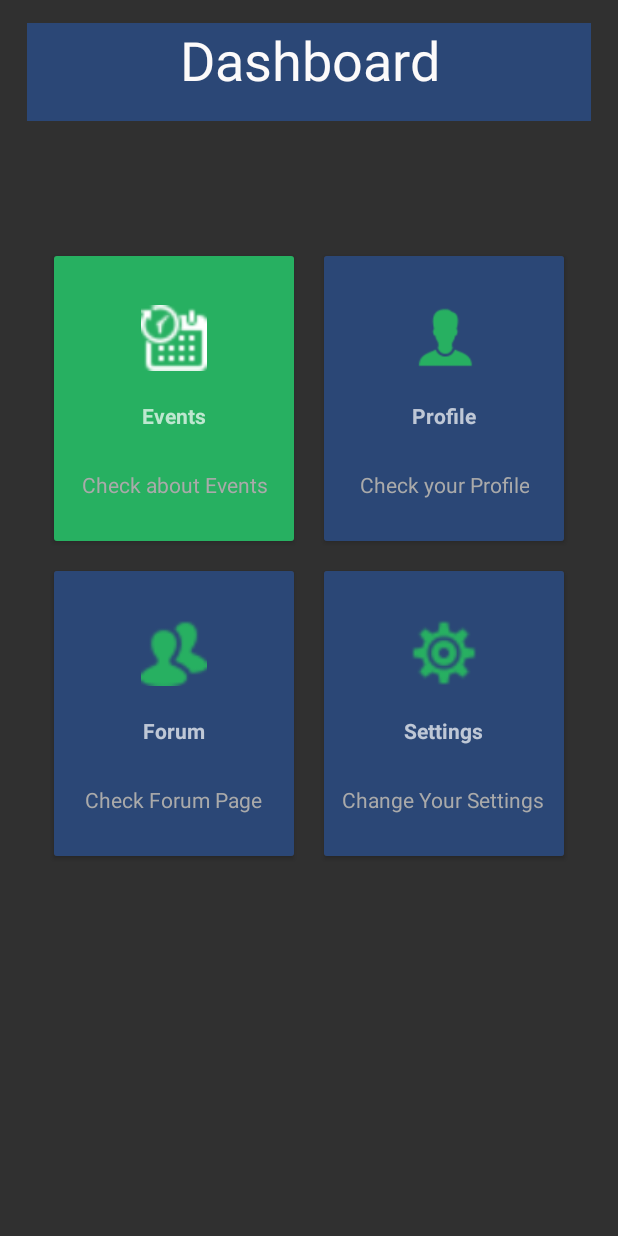
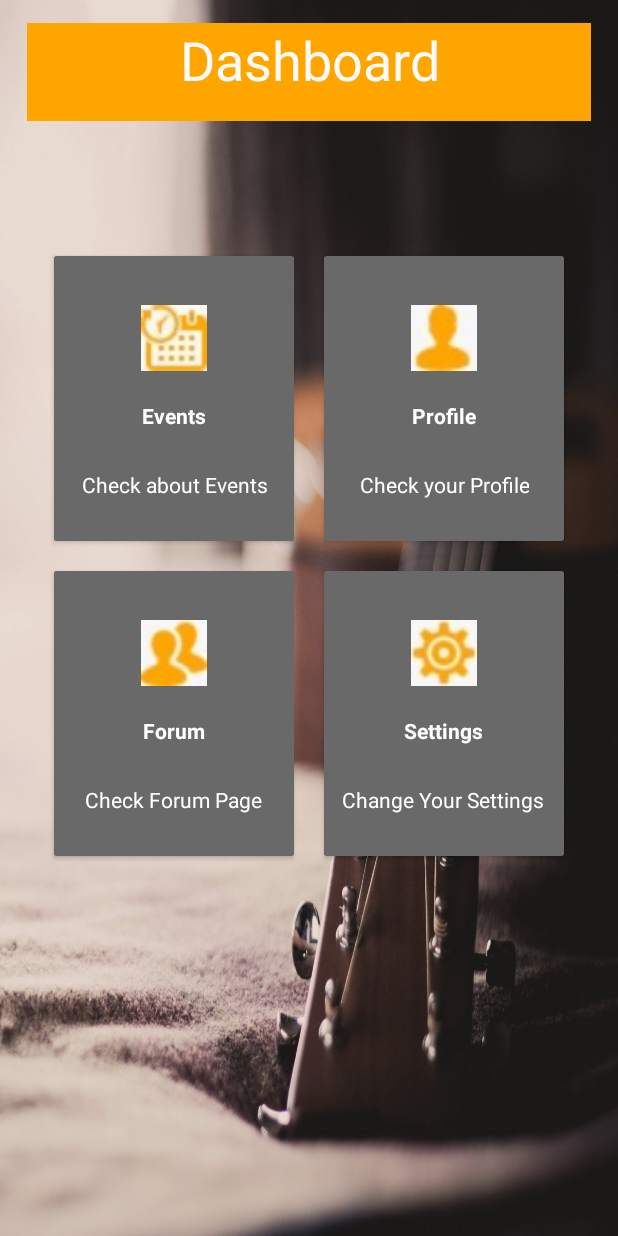
Before and after one commit to GoJamie/Musician-App, an Android app: the Dashboard screen opened directly, with no data from a screen before it, on a phone screen of 412 x 824 dp. Run offline under Robolectric (Android 15) with nearby library versions, the phone set to English and light mode, and no system bars; Roboto replaces fonts that are not available here.

Commit message:
Update activity_dashboard.xml

```diff
--- a/app/src/main/res/layout/activity_dashboard.xml
+++ b/app/src/main/res/layout/activity_dashboard.xml
@@ -1,13 +1,15 @@
 <?xml version="1.0" encoding="utf-8"?>
-<LinearLayout
-    xmlns:android="http://schemas.android.com/apk/res/android"
+<LinearLayout xmlns:android="http://schemas.android.com/apk/res/android"
     xmlns:app="http://schemas.android.com/apk/res-auto"
     xmlns:tools="http://schemas.android.com/tools"
+    android:id="@+id/layout"
     android:layout_width="match_parent"
     android:layout_height="match_parent"
+    android:background="@drawable/background"
     android:orientation="vertical"
-    android:padding="10dp"
-    android:id="@+id/layout">
+
+
+    android:padding="10dp">
 
     <LinearLayout xmlns:android="http://schemas.android.com/apk/res/android"
         xmlns:tools="http://schemas.android.com/tools"
@@ -22,7 +24,7 @@
             android:layout_marginStart="8dp"
             android:layout_marginTop="5dp"
             android:layout_marginEnd="8dp"
-            android:background="#2b4776"
+            android:background="#FFA500"
             android:text="Dashboard"
             android:textAlignment="center"
             android:textColor="#FFFCFAFA"
@@ -31,167 +33,190 @@
             app:layout_constraintStart_toStartOf="parent"
             app:layout_constraintTop_toBottomOf="@+id/textView" />
     </LinearLayout>
+
     <LinearLayout
+        android:layout_width="match_parent"
+        android:layout_height="wrap_content"
+        android:layout_marginTop="80dp"
         android:clipToPadding="false"
         android:gravity="center"
-        android:layout_marginTop="80dp"
-        android:orientation="horizontal"
-        android:layout_width="match_parent"
-        android:layout_height="wrap_content">
+        android:orientation="horizontal">
+
         <android.support.v7.widget.CardView
-            android:foreground="?android:attr/selectableItemBackground"
-            android:clickable="true"
             android:id="@+id/events"
             android:layout_width="160dp"
             android:layout_height="190dp"
-            android:layout_margin="10dp">
+            android:layout_margin="10dp"
+            android:clickable="true"
+            android:foreground="?android:attr/selectableItemBackground">
+
             <LinearLayout
                 android:layout_width="match_parent"
                 android:layout_height="match_parent"
-                android:orientation="vertical"
+                android:background="#696969"
 
-                android:background="#27b061"
-                android:gravity="center">
+                android:gravity="center"
+                android:orientation="vertical">
+
                 <ImageView
                     android:layout_width="64dp"
                     android:layout_height="64dp"
                     android:padding="10dp"
-                    android:src= "@drawable/event3"/>
+                    android:src="@drawable/orange" />
+
                 <TextView
                     android:layout_width="wrap_content"
                     android:layout_height="wrap_content"
-                    android:textStyle="bold"
                     android:layout_marginTop="10dp"
-                    android:text="Events"/>
+                    android:text="Events"
+                    android:textColor="#ffffff"
+                    android:textStyle="bold" />
+
                 <View
                     android:layout_width="match_parent"
                     android:layout_height="1dp"
-                    android:layout_margin="10dp"/>
+                    android:layout_margin="10dp" />
+
                 <TextView
                     android:layout_width="wrap_content"
                     android:layout_height="wrap_content"
                     android:gravity="center"
+                    android:padding="5dp"
                     android:text="Check about Events"
-                    android:padding="5dp"
-                    android:textColor="@android:color/darker_gray"/>
+                    android:textColor="#ffffff" />
 
             </LinearLayout>
         </android.support.v7.widget.CardView>
+
         <android.support.v7.widget.CardView
-            android:foreground="?android:attr/selectableItemBackground"
-            android:clickable="true"
             android:layout_width="160dp"
             android:layout_height="190dp"
-            android:layout_margin="10dp">
+            android:layout_margin="10dp"
+            android:clickable="true"
+            android:foreground="?android:attr/selectableItemBackground">
+
             <LinearLayout
                 android:layout_width="match_parent"
                 android:layout_height="match_parent"
-                android:orientation="vertical"
-                android:background="#2b4776"
-                android:gravity="center">
+                android:background="#696969"
+                android:gravity="center"
+                android:orientation="vertical">
+
                 <ImageView
                     android:layout_width="64dp"
                     android:layout_height="64dp"
                     android:padding="10dp"
-                    android:src="@drawable/profile1"/>
+                    android:src="@drawable/user" />
+
                 <TextView
                     android:layout_width="wrap_content"
                     android:layout_height="wrap_content"
-                    android:textStyle="bold"
                     android:layout_marginTop="10dp"
-                    android:text="Profile"/>
+                    android:text="Profile"
+                    android:textColor="#ffffff"
+                    android:textStyle="bold" />
+
                 <View
                     android:layout_width="match_parent"
                     android:layout_height="1dp"
-                    android:layout_margin="10dp"/>
+                    android:layout_margin="10dp" />
+
                 <TextView
                     android:layout_width="wrap_content"
                     android:layout_height="wrap_content"
                     android:gravity="center"
+                    android:padding="5dp"
                     android:text="Check your Profile"
-                    android:padding="5dp"
-                    android:textColor="@android:color/darker_gray"/>
+                    android:textColor="#ffffff" />
 
             </LinearLayout>
         </android.support.v7.widget.CardView>
 
     </LinearLayout>
+
     <LinearLayout
+        android:layout_width="match_parent"
+        android:layout_height="wrap_content"
         android:clipToPadding="false"
         android:gravity="center"
-        android:orientation="horizontal"
-        android:layout_width="match_parent"
-        android:layout_height="wrap_content">
+        android:orientation="horizontal">
+
         <android.support.v7.widget.CardView
-            android:foreground="?android:attr/selectableItemBackground"
-            android:clickable="true"
             android:layout_width="160dp"
             android:layout_height="190dp"
-            android:layout_margin="10dp">
-            <LinearLayout
-                android:layout_width="match_parent"
-                android:layout_height="match_parent"
-                android:orientation="vertical"
-                android:background="#2b4776"
-                android:gravity="center">
-                <ImageView
-                    android:layout_width="64dp"
-                    android:layout_height="64dp"
-                    android:src="@drawable/forum1"
-                    android:padding="10dp"/>
-                <TextView
-                    android:layout_width="wrap_content"
-                    android:layout_height="wrap_content"
-                    android:textStyle="bold"
-                    android:layout_marginTop="10dp"
-                    android:text="Forum"/>
-                <View
-                    android:layout_width="match_parent"
-                    android:layout_height="1dp"
-                    android:layout_margin="10dp"/>
-                <TextView
-                    android:layout_width="wrap_content"
-                    android:layout_height="wrap_content"
-                    android:gravity="center"
-                    android:text="Check Forum Page"
-                    android:padding="5dp"
-                    android:textColor="@android:color/darker_gray"/>
-
-            </LinearLayout>
-        </android.support.v7.widget.CardView>
-        <android.support.v7.widget.CardView
-            android:foreground="?android:attr/selectableItemBackground"
+            android:layout_margin="10dp"
             android:clickable="true"
-            android:layout_width="160dp"
-            android:layout_height="190dp"
-            android:layout_margin="10dp">
+            android:foreground="?android:attr/selectableItemBackground">
 
             <LinearLayout
                 android:layout_width="match_parent"
                 android:layout_height="match_parent"
+                android:background="#696969"
                 android:gravity="center"
-                android:background="#2b4776"
                 android:orientation="vertical">
 
                 <ImageView
                     android:layout_width="64dp"
                     android:layout_height="64dp"
-                    android:src="@drawable/settings1"
                     android:padding="10dp"
-                     />
+                    android:src="@drawable/forumor" />
+
+                <TextView
+                    android:layout_width="wrap_content"
+                    android:layout_height="wrap_content"
+                    android:layout_marginTop="10dp"
+                    android:text="Forum"
+                    android:textColor="#ffffff"
+                    android:textStyle="bold" />
+
+                <View
+                    android:layout_width="match_parent"
+                    android:layout_height="1dp"
+                    android:layout_margin="10dp" />
+
+                <TextView
+                    android:layout_width="wrap_content"
+                    android:layout_height="wrap_content"
+                    android:gravity="center"
+                    android:padding="5dp"
+                    android:text="Check Forum Page"
+                    android:textColor="#ffffff" />
+
+            </LinearLayout>
+        </android.support.v7.widget.CardView>
+
+        <android.support.v7.widget.CardView
+            android:layout_width="160dp"
+            android:layout_height="190dp"
+            android:layout_margin="10dp"
+            android:clickable="true"
+            android:foreground="?android:attr/selectableItemBackground">
+
+            <LinearLayout
+                android:layout_width="match_parent"
+                android:layout_height="match_parent"
+                android:background="#696969"
+                android:gravity="center"
+                android:orientation="vertical">
+
+                <ImageView
+                    android:layout_width="64dp"
+                    android:layout_height="64dp"
+                    android:padding="10dp"
+                    android:src="@drawable/sett" />
 
                 <TextView
                     android:layout_width="wrap_content"
                     android:layout_height="wrap_content"
                     android:layout_marginTop="10dp"
                     android:text="Settings"
+                    android:textColor="#ffffff"
                     android:textStyle="bold" />
 
                 <View
                     android:layout_width="match_parent"
                     android:layout_height="1dp"
-                    android:layout_margin="10dp"
-                   />
+                    android:layout_margin="10dp" />
 
                 <TextView
                     android:layout_width="wrap_content"
@@ -199,14 +224,11 @@
                     android:gravity="center"
                     android:padding="5dp"
                     android:text="Change Your Settings"
-                    android:textColor="@android:color/darker_gray" />
+                    android:textColor="#ffffff" />
 
             </LinearLayout>
         </android.support.v7.widget.CardView>
 
     </LinearLayout>
 
-
-
-
-    </LinearLayout>
+</LinearLayout>
```
